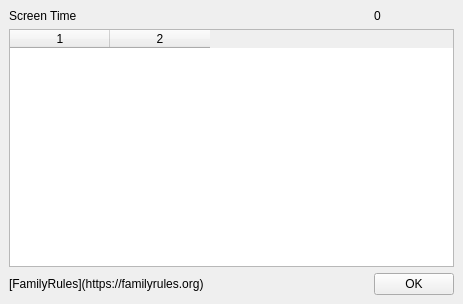
Old version of the form qtdesigner/MainWindow.ui in the repository rzarajczyk/family-rules-client.
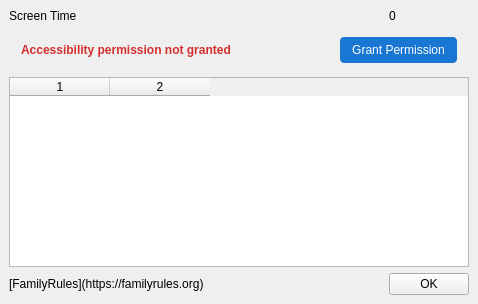
New version of the form.

Patch:
```diff
--- a/qtdesigner/MainWindow.ui
+++ b/qtdesigner/MainWindow.ui
@@ -6,7 +6,7 @@
    <rect>
     <x>0</x>
     <y>0</y>
-    <width>463</width>
+    <width>478</width>
     <height>304</height>
    </rect>
   </property>
@@ -18,6 +18,58 @@
     <item>
      <layout class="QGridLayout" name="gridLayout">
       <item row="1" column="0" colspan="3">
+       <layout class="QHBoxLayout" name="permissionWarningLayout">
+        <property name="leftMargin">
+         <number>12</number>
+        </property>
+        <property name="topMargin">
+         <number>8</number>
+        </property>
+        <property name="rightMargin">
+         <number>12</number>
+        </property>
+        <property name="bottomMargin">
+         <number>8</number>
+        </property>
+        <item>
+         <widget class="QLabel" name="permissionWarningLabel">
+          <property name="styleSheet">
+           <string>QLabel { color: #d32f2f; font-weight: bold; }</string>
+          </property>
+          <property name="lineWidth">
+           <number>0</number>
+          </property>
+          <property name="text">
+           <string>Accessibility permission not granted</string>
+          </property>
+         </widget>
+        </item>
+        <item>
+         <spacer name="permissionWarningSpacer">
+          <property name="orientation">
+           <enum>Qt::Orientation::Horizontal</enum>
+          </property>
+          <property name="sizeHint" stdset="0">
+           <size>
+            <width>40</width>
+            <height>20</height>
+           </size>
+          </property>
+         </spacer>
+        </item>
+        <item>
+         <widget class="QPushButton" name="grantPermissionButton">
+          <property name="styleSheet">
+           <string>QPushButton { background-color: #1976d2; color: white; border: none; padding: 6px 12px; border-radius: 4px; } QPushButton:hover { background-color: #1565c0; }</string>
+          </property>
+          <property name="text">
+           <string>Grant Permission</string>
+          </property>
+         </widget>
+        </item>
+       </layout>
+      </item>
+      <item row="2" column="0" colspan="3">
        <widget class="QTableWidget" name="table">
         <property name="sortingEnabled">
          <bool>true</bool>
@@ -43,14 +95,14 @@
         </property>
        </widget>
       </item>
-      <item row="2" column="2">
+      <item row="3" column="2">
        <widget class="QPushButton" name="ok_button">
         <property name="text">
          <string>OK</string>
         </property>
        </widget>
       </item>
-      <item row="2" column="1">
+      <item row="3" column="1">
        <spacer name="horizontalSpacer">
         <property name="orientation">
          <enum>Qt::Orientation::Horizontal</enum>
@@ -63,7 +115,7 @@
         </property>
        </spacer>
       </item>
-      <item row="2" column="0">
+      <item row="3" column="0">
        <widget class="QLabel" name="label_2">
         <property name="cursor">
          <cursorShape>PointingHandCursor</cursorShape>
```
